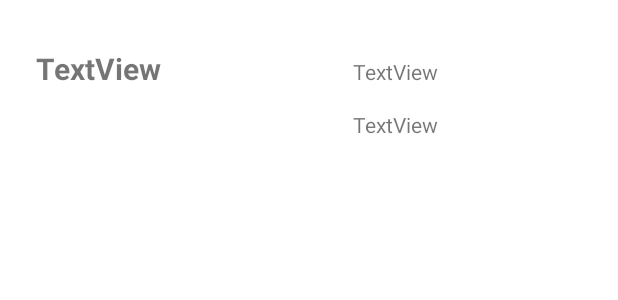
After one commit to pakaponzamak/Android_Application, an Android app: the layout student_list_layout.xml on its own in the app's theme, with its tools: preview values and no code run, on a phone screen of 412 x 824 dp. The commit adds this screen. Shown: the top 300 px of the screen. Run offline under Robolectric (Android 15) with nearby library versions, the phone set to English and light mode, and no system bars.

Commit message:
Adding "Activity Teacher" Adding "Student List Layout" Adding "Student Data" Adding "Student Adapter" Modified "Android Manifest"

```diff
--- /dev/null
+++ b/app/src/main/res/layout/student_list_layout.xml
@@ -0,0 +1,38 @@
+<?xml version="1.0" encoding="utf-8"?>
+<androidx.constraintlayout.widget.ConstraintLayout xmlns:android="http://schemas.android.com/apk/res/android"
+    xmlns:app="http://schemas.android.com/apk/res-auto"
+    xmlns:tools="http://schemas.android.com/tools"
+    android:layout_width="match_parent"
+    android:layout_height="match_parent">
+
+    <TextView
+        android:id="@+id/textView3"
+        android:layout_width="wrap_content"
+        android:layout_height="wrap_content"
+        android:layout_marginStart="24dp"
+        android:layout_marginTop="32dp"
+        android:text="TextView"
+        android:textSize="20sp"
+        android:textStyle="bold"
+        app:layout_constraintStart_toStartOf="parent"
+        app:layout_constraintTop_toTopOf="parent" />
+
+    <TextView
+        android:id="@+id/textView4"
+        android:layout_width="wrap_content"
+        android:layout_height="wrap_content"
+        android:layout_marginStart="128dp"
+        android:text="TextView"
+        app:layout_constraintBaseline_toBaselineOf="@+id/textView3"
+        app:layout_constraintStart_toEndOf="@+id/textView3" />
+
+    <TextView
+        android:id="@+id/textView5"
+        android:layout_width="wrap_content"
+        android:layout_height="wrap_content"
+        android:layout_marginStart="128dp"
+        android:layout_marginTop="16dp"
+        android:text="TextView"
+        app:layout_constraintStart_toEndOf="@+id/textView3"
+        app:layout_constraintTop_toBottomOf="@+id/textView4" />
+</androidx.constraintlayout.widget.ConstraintLayout>
```
Also changed, not shown: app/src/main/AndroidManifest.xml (+7 -0 lines), app/src/main/java/com/example/myloginapp/ActivityTeacher.java (+34 -0 lines), app/src/main/java/com/example/myloginapp/MainActivity.java (+10 -3 lines), app/src/main/java/com/example/myloginapp/StudentData.java (added, +35 -0 lines), app/src/main/java/com/example/myloginapp/StudentListAdapter.java (added, +47 -0 lines), app/src/main/res/layout/activity_teacher.xml (+14 -0 lines).
